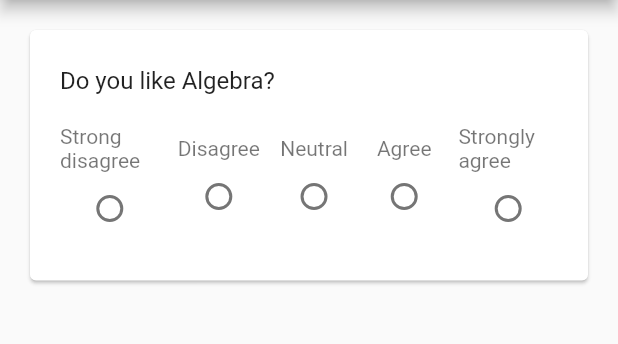
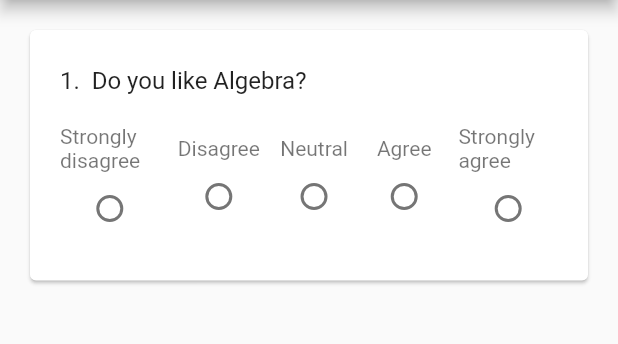
Before and after one commit to Ourstress/flutterQuizApp, a Flutter app: the screen it shows after launch, after a tap on "maths 101", on a phone screen of 412 x 824 dp, the part 84-428 px from its top. Run offline on Flutter 3.47's test engine with Material 2 defaults, Android fonts, the phone set to English and light mode, and no system bars.

Commit message:
added one quiz and edits to quizDetails props

```diff
--- a/lib/appBar.dart
+++ b/lib/appBar.dart
@@ -1,7 +1,5 @@
 import 'package:flutter/material.dart';
 
-Widget myAppBar() {
-  return AppBar(
+Widget myAppBar() => AppBar(
     title: Text("Quiz App"),
   );
-}
--- a/lib/config.dart
+++ b/lib/config.dart
@@ -1,7 +1,7 @@
 const Map<String, dynamic> config = {
   'cardMaxWidth': 200.0,
   'scaleHeaders': [
-    {1: 'Strong disagree'},
+    {1: 'Strongly disagree'},
     {2: 'Disagree'},
     {3: 'Neutral'},
     {4: 'Agree'},
@@ -13,8 +13,21 @@ const Map<String, dynamic> config = {
       'questions': ['Do you like Algebra?']
     },
     {
-      'title': 'maths 102',
-      'questions': ['Do you like Calculus?']
+      'title': 'Leadership Communication Style',
+      'questions': [
+        'A leader should have self direction without input from followers',
+        'A leader should set direction with input and consultation with followers',
+        'A leader should set direction based on the wishes of followers',
+        'A leader should use a task force of committee rather than making a decision alone',
+        'A leader should evaluate the progress of work with little input from followers',
+        'A leader should leave it up to followers to initiate informal, day-to-day communication',
+        'A leader should encourage followers to initiate decision making without first seeking approval',
+        'A leader should closely monitor rules and regulation - punishing those who break the rules',
+        'A leader should keep followers up to date on issues affecting the work group',
+        'A leader should explain the reasons for making a decision to his/her followers',
+        'A leader should remain aloof and not get too friendly with his/her followers',
+        'A leader should provide broad goals and leave decisions regarding the methods for achieving the goals to followers'
+      ]
     }
   ]
 };
--- a/lib/quizPage.dart
+++ b/lib/quizPage.dart
@@ -26,11 +26,14 @@ class QuizPageState extends State<QuizPage> {
             padding: EdgeInsets.all(16.0),
             itemCount: widget.quizInfo['questions'].length,
             itemBuilder: (BuildContext context, int index) {
-              final quizDetails = widget.quizInfo['questions'][index];
+              final quizDetails = {
+                'title': widget.quizInfo['questions'][index],
+                'index': index
+              };
               return QuizQn(
                   quizDetails: quizDetails,
                   updateQuizScore: _updateQuizScore,
-                  quizScore: _quizScore[quizDetails]);
+                  quizScore: _quizScore[quizDetails['title']]);
             }));
   }
 
--- a/lib/quizQn.dart
+++ b/lib/quizQn.dart
@@ -5,7 +5,7 @@ class QuizQn extends StatelessWidget {
   const QuizQn(
       {Key key, this.quizDetails, this.updateQuizScore, this.quizScore})
       : super(key: key);
-  final String quizDetails;
+  final Map quizDetails;
   final Function updateQuizScore;
   final int quizScore;
 
@@ -18,7 +18,7 @@ class QuizQn extends StatelessWidget {
           value: index,
           groupValue: quizScore,
           onChanged: (value) {
-            updateQuizScore(question: quizDetails, value: value);
+            updateQuizScore(question: quizDetails['title'], value: value);
           },
         )
       ],
@@ -46,7 +46,9 @@ class QuizQn extends StatelessWidget {
   Widget build(BuildContext context) {
     return Card(
         child: ListTile(
-            title: Text(quizDetails),
+            title: Text((quizDetails['index'] + 1).toString() +
+                '.  ' +
+                quizDetails['title']),
             contentPadding: EdgeInsets.all(20.0),
             subtitle: setOfRadioBtnWidget()));
   }
```
